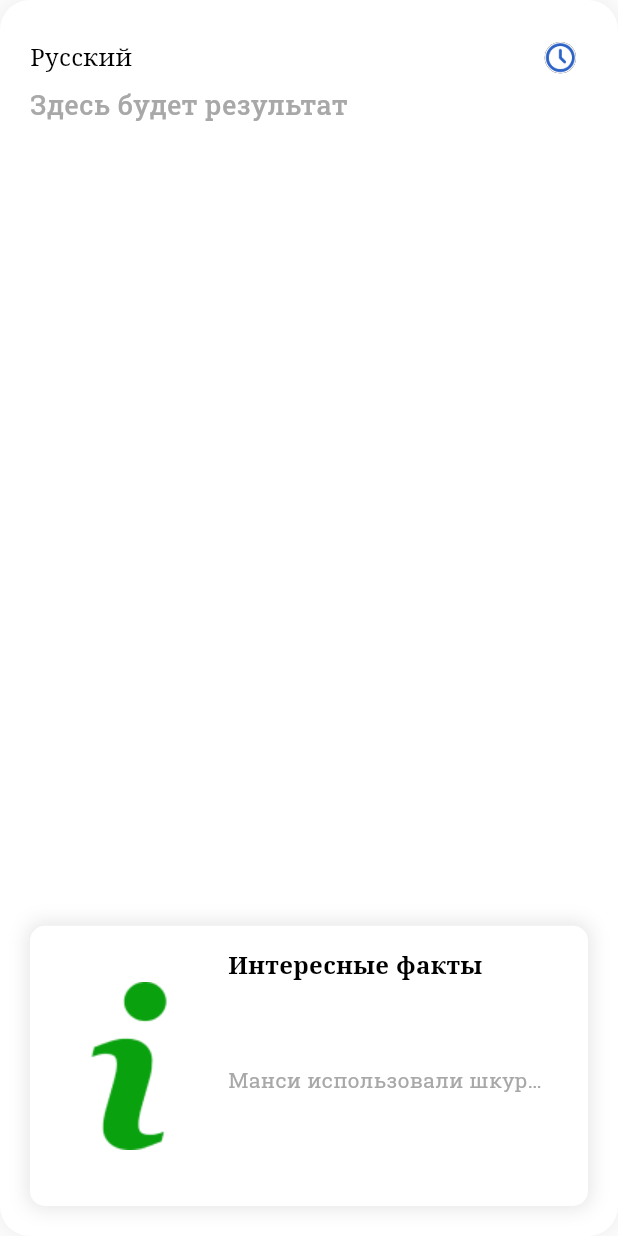
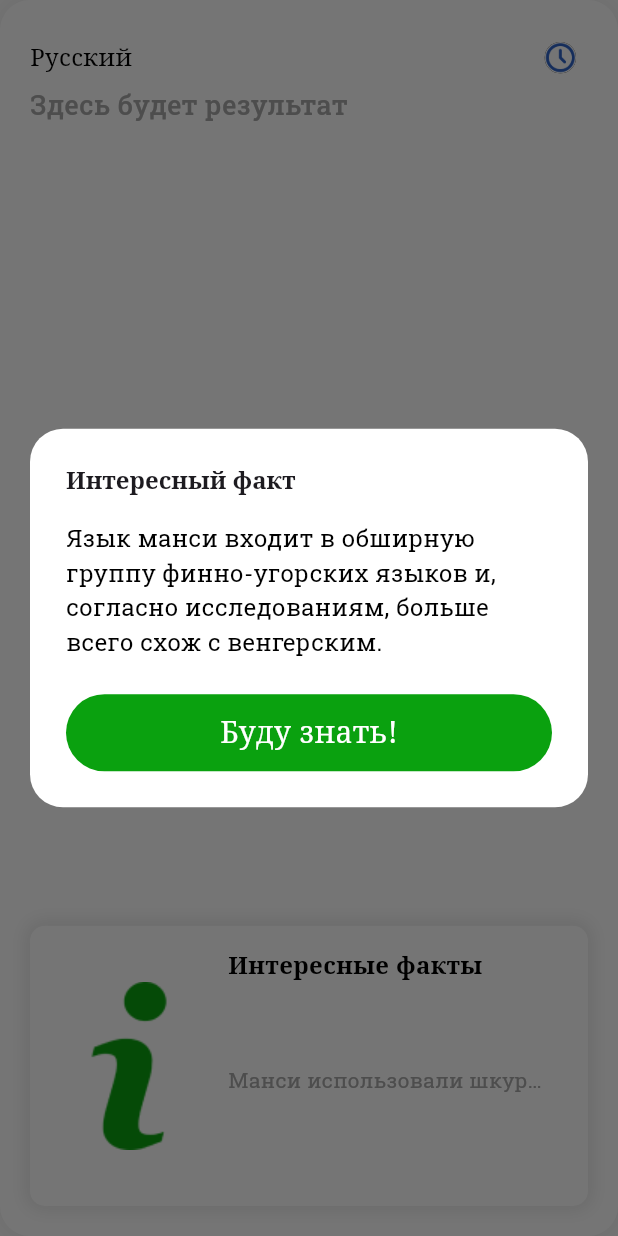
Before and after one commit to Wjiel/mans_translate, a Flutter app: the CardTranslated widget shown alone on an empty page, opened directly with empty values, after a tap on "Интересные факты", on a phone screen of 412 x 824 dp. Run offline on Flutter 3.47's test engine with Material 3 defaults, Android fonts, the phone set to English and light mode, and no system bars; drawn by our look-alikes of auto_size_text; missing offline and left inert: clipboard_watcher.

Commit message:
исправления

```diff
--- a/lib/features/MainScreen/Widgets/Translator_Page/card_translated.dart
+++ b/lib/features/MainScreen/Widgets/Translator_Page/card_translated.dart
@@ -1,12 +1,17 @@
+import 'dart:async';
+
 import 'package:auto_size_text/auto_size_text.dart';
 import 'package:flutter/material.dart';
 import 'package:mans_translate/Config/Colors/colors_data.dart';
 import 'package:mans_translate/Config/ThemesData/themes_data.dart';
 import 'package:mans_translate/features/MainScreen/Pages/translator_page.dart';
+import 'package:mans_translate/features/Widgets/custom_alertdialog.dart';
 
 class CardTranslated extends StatefulWidget {
   Function copyText;
-  CardTranslated({super.key, required this.copyText});
+  final ResultTextClass resultTextClass;
+  final Stream resultTextStream;
+  CardTranslated({super.key, required this.copyText, required this.resultTextClass, required this.resultTextStream});
 
   @override
   State<CardTranslated> createState() => _CardTranslatedState();
@@ -14,7 +19,55 @@ class CardTranslated extends StatefulWidget {
 
 bool isHistory = false;
 
-class _CardTranslatedState extends State<CardTranslated> {
+class _CardTranslatedState extends State<CardTranslated> with WidgetsBindingObserver {
+
+  late ResultTextClass _resultTextClass;
+  late Stream _resultTextStream;
+
+  bool isKeyboardOpen = false;
+  bool _isKeyboardOpen = false;
+
+  @override
+  void didChangeMetrics() {
+    final value = View.of(context).viewInsets.bottom;
+    if (value == 0) {
+      if (isKeyboardOpen) {
+        _onKeyboardChanged(false);
+      }
+      isKeyboardOpen = false;
+    } else {
+      isKeyboardOpen = true;
+      _onKeyboardChanged(true);
+    }
+  }
+  _onKeyboardChanged(bool isVisible) {
+    Timer(Duration(milliseconds: 300), () {
+      if (isVisible) {
+        setState(() {
+          _isKeyboardOpen = true;
+        });
+      } else {
+        setState(() {
+          _isKeyboardOpen = false;
+        });
+      }
+    });
+
+  }
+  @override
+  void dispose() {
+    WidgetsBinding.instance.removeObserver(this);
+    super.dispose();
+  }
+
+  @override
+  void initState() {
+    super.initState();
+    WidgetsBinding.instance.addObserver(this);
+    _resultTextClass = widget.resultTextClass;
+    _resultTextStream = widget.resultTextStream;
+  }
+
   @override
   Widget build(BuildContext context) {
     final size = MediaQuery.of(context).size;
@@ -44,7 +97,7 @@ class _CardTranslatedState extends State<CardTranslated> {
                 child: Row(
                   children: [
                     Visibility(
-                      visible: translateText.isNotEmpty,
+                      visible: _resultTextClass.resultText.isNotEmpty,
                       child: InkWell(
                         borderRadius: BorderRadius.circular(5),
                         onTap: () {
@@ -96,17 +149,21 @@ class _CardTranslatedState extends State<CardTranslated> {
           ),
           Expanded(
             flex: 3,
-            child: ListView(
+            child: StreamBuilder(
+              stream: _resultTextStream,
+              initialData: "",
+              builder: (context, snapshot) {
+                return ListView(
                   shrinkWrap: true,
                   children: [
-                translateText.isNotEmpty
+                    snapshot.data.isNotEmpty
                         ? SelectableText(
                             style: TextStyle(
                               fontFamily: themeData.textTheme.bodySmall!.fontFamily,
                               fontWeight: FontWeight.w500,
                               fontSize: 18,
                             ),
-                        translateText,
+                            snapshot.data,
                           )
                         : Text(
                             "Здесь будет результат",
@@ -118,11 +175,28 @@ class _CardTranslatedState extends State<CardTranslated> {
                             ),
                           ),
                   ],
+                );
+              }
             ),
           ),
-          Expanded(
+          _isKeyboardOpen == false? Expanded(
             child: InkWell(
-              onTap: () {},
+              onTap: () {
+                showCustomAlertDialog(
+                    context,
+                    "Интересный факт",
+                    () {
+                      Navigator.of(context).pop();
+                    },
+                    Text("Язык манси входит в обширную группу финно-угорских языков и, согласно исследованиям, больше всего схож с венгерским.",
+                      style: TextStyle(
+                          fontFamily: "Slab",
+                          fontSize: 16,
+                          fontWeight: FontWeight.w400
+                      ),
+                    )
+                );
+              },
               borderRadius: BorderRadius.circular(10),
               child: Ink(
                 padding:
@@ -182,7 +256,7 @@ class _CardTranslatedState extends State<CardTranslated> {
                 ),
               ),
             ),
-          ),
+          ) : SizedBox(),
         ],
       ),
     );
--- /dev/null
+++ b/lib/features/Widgets/custom_alertdialog.dart
@@ -0,0 +1,44 @@
+import 'package:flutter/material.dart';
+import 'package:mans_translate/features/Widgets/custom_eleveted_button.dart';
+
+class CustomAlertDialog extends StatelessWidget {
+  final String title;
+  final void Function()? onPressed;
+  final Widget? content;
+  const CustomAlertDialog({super.key, required this.title, this.onPressed, this.content});
+
+  @override
+  Widget build(BuildContext context) {
+    return AlertDialog(
+      surfaceTintColor: Colors.white,
+      backgroundColor: Colors.white,
+      insetPadding: EdgeInsets.symmetric(horizontal: 20),
+      shape: RoundedRectangleBorder(borderRadius: BorderRadius.circular(22)),
+      title: SizedBox(width: MediaQuery.of(context).size.width,
+          child: Text(title,
+            style: TextStyle(
+              fontFamily: "Serif",
+              fontSize: 16,
+              fontWeight: FontWeight.w600
+            ),
+          ),),
+      content: content,
+      actions: <Widget>[
+        CustomElevetedButton(
+            color: Color(0xFF0AA10F),
+            text: "Буду знать!",
+            function: () {
+              Navigator.of(context).pop();
+            },
+            radius: 30,
+        ),
+      ],
+    );
+  }
+}
+
+Future showCustomAlertDialog(BuildContext context, String title, void Function()? onPressed, Widget? content) async {
+  return showDialog(context: context,useRootNavigator: false, builder: (context) {
+    return CustomAlertDialog(title: title, onPressed: onPressed, content: content,);
+  });
+}
--- a/lib/features/Widgets/custom_eleveted_button.dart
+++ b/lib/features/Widgets/custom_eleveted_button.dart
@@ -29,7 +29,7 @@ class CustomElevetedButton extends StatelessWidget {
           borderRadius: BorderRadius.circular(radius),
         ),
         width: size.width,
-        height: 40 + 60 * (size.width / 1080),
+        height: 40 + 30 * (size.width / 1080),
         child: Center(
           child: AutoSizeText(
             text,
--- a/pubspec.yaml
+++ b/pubspec.yaml
@@ -12,6 +12,7 @@ dependencies:
 
   auto_size_text: ^3.0.0
   clipboard_watcher: ^0.3.0
+  http: ^1.2.2
 
 dev_dependencies:
   flutter_test:
```
Also changed, not shown: lib/features/MainScreen/Pages/translator_page.dart (+27 -14 lines), lib/features/MainScreen/Widgets/Translator_Page/card_translating.dart (+53 -3 lines), pubspec.lock. Lines whose indentation alone changed are shown as unchanged.
